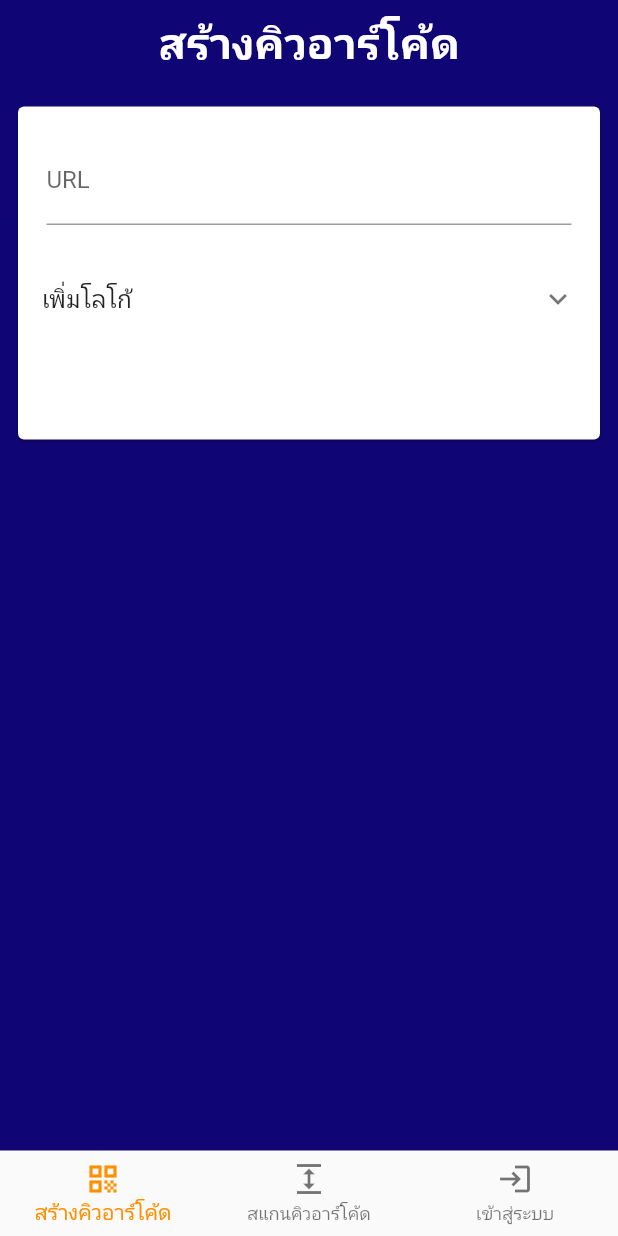
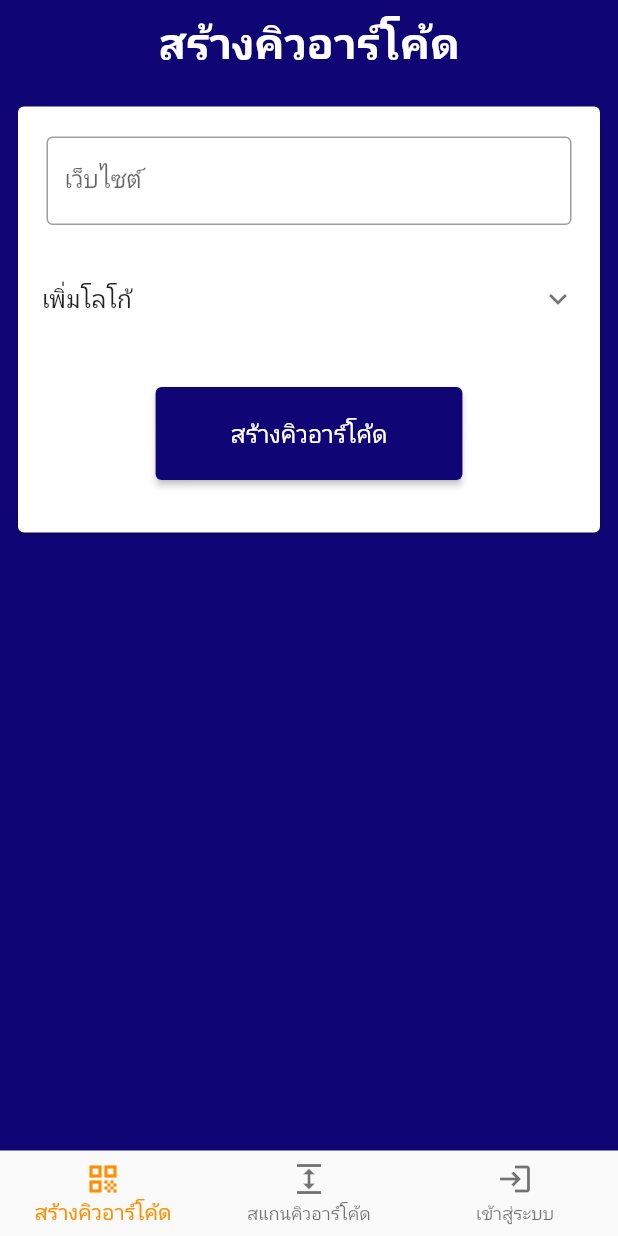
Before and after one commit to phumipat0824/dqs_app, a Flutter app: the screen it shows after launch, on a phone screen of 412 x 824 dp. Run offline on Flutter 3.47's test engine with Material 2 defaults, Android fonts, the light colour scheme and no system bars; our stand-ins replace flutter_signin_button, fluttertoast, qr_flutter, shared_preferences; missing offline and left inert: qr_code_scanner; Roboto replaces fonts that are missing (Inter).

Commit message:
update create qrcode

```diff
--- a/lib/pages/DQS_create_qrcode.dart
+++ b/lib/pages/DQS_create_qrcode.dart
@@ -4,7 +4,7 @@ import 'package:flutter_signin_button/flutter_signin_button.dart';
 import 'package:shared_preferences/shared_preferences.dart';
 
 class DQS_create_qrcode extends StatefulWidget {
-  const DQS_create_qrcode({ Key? key }) : super(key: key);
+  const DQS_create_qrcode({Key? key}) : super(key: key);
 
   @override
   State<DQS_create_qrcode> createState() => _DQS_create_qrcodeState();
@@ -26,7 +26,6 @@ class _DQS_create_qrcodeState extends State<DQS_create_qrcode> {
                 child: Center(
                   child: Column(
                     children: [
-
                       Text(
                         'สร้างคิวอาร์โค้ด',
                         style: TextStyle(
@@ -44,27 +43,43 @@ class _DQS_create_qrcodeState extends State<DQS_create_qrcode> {
                             Container(
                               width: 350.0,
                               child: TextField(
-
+                                  controller: url,
                                   decoration: InputDecoration(
-                                      labelText: 'URL',
-                                      border: UnderlineInputBorder())),
+                                      labelText: 'เว็บไซต์',
+                                      border: OutlineInputBorder())),
                             ),
                             SizedBox(height: 20),
 
-
                             const ExpansionTile(
                               title: Text('เพิ่มโลโก้'),
-
                               children: <Widget>[
                                 ListTile(title: Text('......')),
                               ],
                             ),
 
                             SizedBox(height: 30),
+                            ElevatedButton(
+                              onPressed: () => setState(() {
+                                var homeRounte = new MaterialPageRoute(
+                                  builder: (BuildContext contex) =>
+                                      DQS_show_qrcode(
+                                    value_url: url.text,
+                                  ),
+                                );
+                                Navigator.of(context).push(homeRounte);
+                              }),
+                              child: Text("สร้างคิวอาร์โค้ด"),
+                              style: ButtonStyle(
+                                  backgroundColor: MaterialStateProperty.all(
+                                      Color.fromRGBO(16, 5, 117, 35)),
+                                  padding: MaterialStateProperty.all(
+                                      EdgeInsets.fromLTRB(50, 20, 50, 20)),
+                                  textStyle: MaterialStateProperty.all(
+                                      TextStyle(fontSize: 16))),
+                            ),
 
                             //Divider(color: Colors.grey[300],),
                             SizedBox(height: 5),
-
 
                             SizedBox(height: 30),
                           ],
```
Lines whose indentation alone changed are shown as unchanged.
